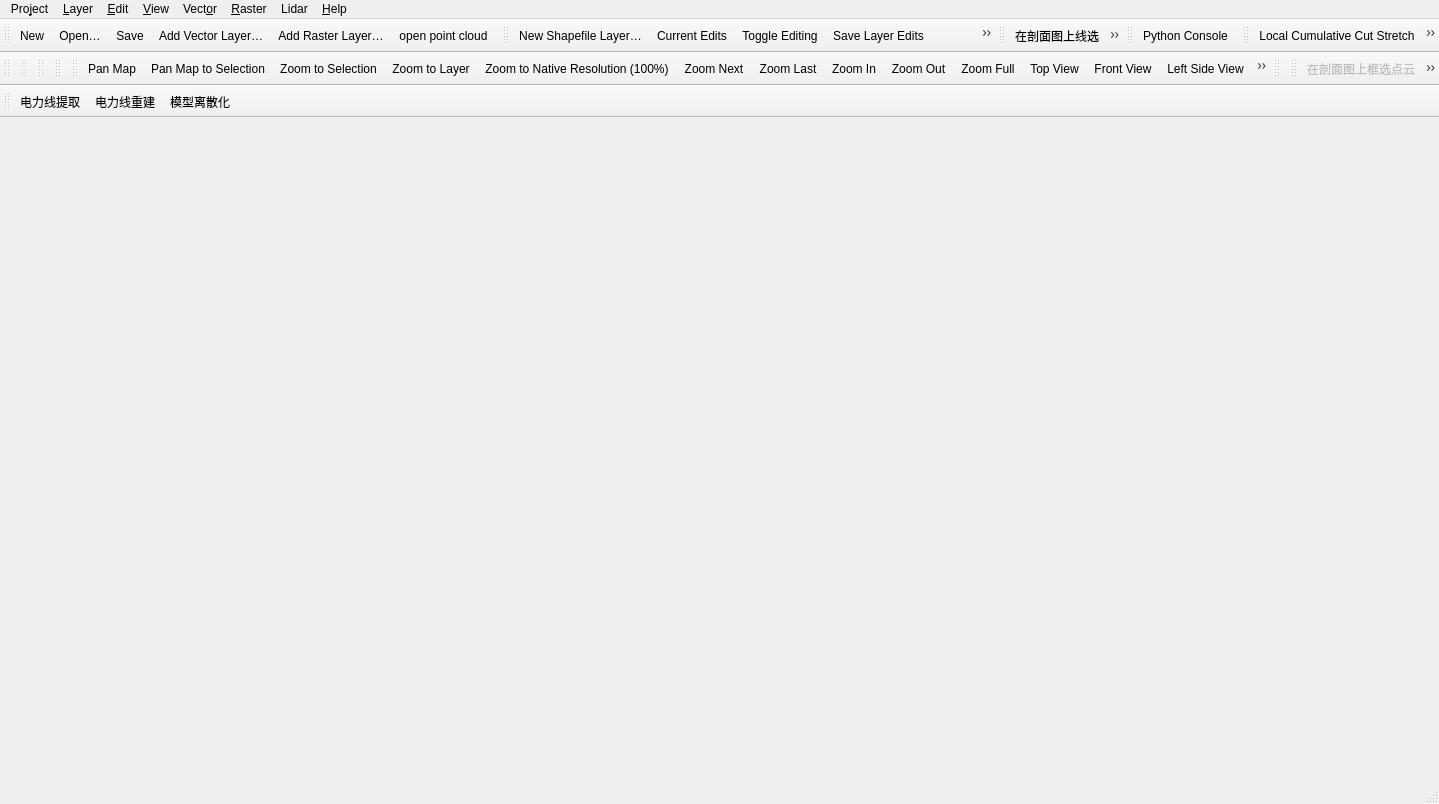
First picture: the form in src/ui/qgisapp.ui, repository qgis/QGIS, before the edit.
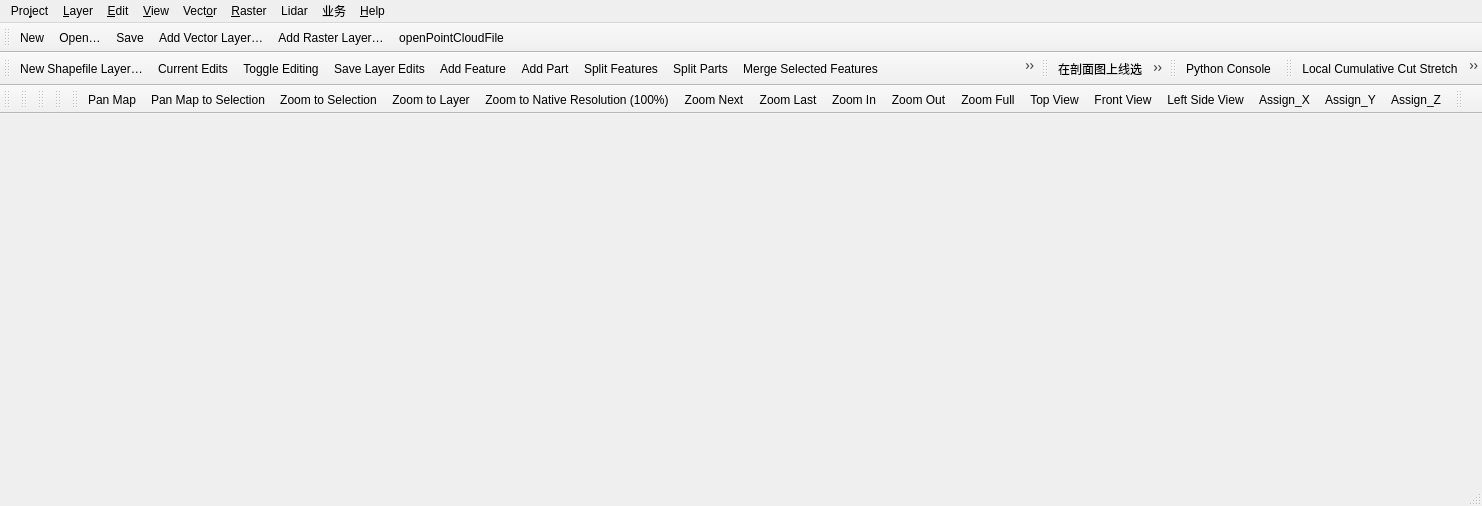
Second picture: the form after the edit. Icons and pictures are not drawn.

The edit to the form file:
```diff
--- a/src/ui/qgisapp.ui
+++ b/src/ui/qgisapp.ui
@@ -6,8 +6,8 @@
    <rect>
     <x>0</x>
     <y>0</y>
-    <width>1439</width>
-    <height>804</height>
+    <width>1482</width>
+    <height>506</height>
    </rect>
   </property>
   <widget class="QWidget" name="centralwidget"/>
@@ -16,8 +16,8 @@
     <rect>
      <x>0</x>
      <y>0</y>
-     <width>1439</width>
-     <height>23</height>
+     <width>1482</width>
+     <height>21</height>
     </rect>
    </property>
    <property name="toolTip">
@@ -219,6 +219,15 @@
     <addaction name="actionForest"/>
     <addaction name="menu_EditingTools"/>
    </widget>
+   <widget class="QMenu" name="menu">
+    <property name="title">
+     <string>业务</string>
+    </property>
+    <addaction name="action_Forest"/>
+    <addaction name="actionLand_Cover"/>
+    <addaction name="actionCIM"/>
+    <addaction name="actionCAD"/>
+   </widget>
    <addaction name="mProjectMenu"/>
    <addaction name="mLayerMenu"/>
    <addaction name="mEditMenu"/>
@@ -226,6 +235,7 @@
    <addaction name="mVectorMenu"/>
    <addaction name="mRasterMenu"/>
    <addaction name="menuLidar"/>
+   <addaction name="menu"/>
    <addaction name="mHelpMenu"/>
   </widget>
   <widget class="QStatusBar" name="statusbar">
@@ -264,7 +274,7 @@
     <enum>TopToolBarArea</enum>
    </attribute>
    <attribute name="toolBarBreak">
-    <bool>false</bool>
+    <bool>true</bool>
    </attribute>
    <addaction name="mActionNewVectorLayer"/>
    <addaction name="mActionAllEdits"/>
@@ -284,6 +294,9 @@
    <addaction name="mActionPasteFeatures"/>
    <addaction name="mActionUndo"/>
    <addaction name="mActionRedo"/>
+   <addaction name="mActionSelectFeatures"/>
+   <addaction name="mActionSelectFreehand"/>
+   <addaction name="mActionInvertSelection"/>
   </widget>
   <widget class="QToolBar" name="mMapNavToolBar">
    <property name="windowTitle">
@@ -299,8 +312,6 @@
     <bool>false</bool>
    </attribute>
    <addaction name="m_viewinprofile"/>
-   <addaction name="separator"/>
-   <addaction name="m_actionStartDianliXian"/>
    <addaction name="m_actionclassification"/>
    <addaction name="actionactionProfile"/>
    <addaction name="mActionDrawRect"/>
@@ -308,12 +319,12 @@
    <addaction name="mActionDrawAnyrect2D"/>
    <addaction name="separator"/>
    <addaction name="mActionMeasureDistance"/>
-   <addaction name="mActionMeasureAngle"/>
    <addaction name="mActionMeasureAreaReal"/>
+   <addaction name="mActionMeasureAngle"/>
+   <addaction name="m_selectiononprofile"/>
    <addaction name="separator"/>
    <addaction name="mActionDraw"/>
    <addaction name="mActionIdentify"/>
-   <addaction name="separator"/>
   </widget>
   <widget class="QToolBar" name="mPluginToolBar">
    <property name="windowTitle">
@@ -449,41 +460,6 @@
     <bool>false</bool>
    </attribute>
   </widget>
-  <widget class="QToolBar" name="mPcdEditToolBar">
-   <property name="windowTitle">
-    <string>toolBar</string>
-   </property>
-   <attribute name="toolBarArea">
-    <enum>TopToolBarArea</enum>
-   </attribute>
-   <attribute name="toolBarBreak">
-    <bool>false</bool>
-   </attribute>
-   <addaction name="m_selectiononprofile"/>
-   <addaction name="mActionClassifyByRect"/>
-   <addaction name="mActionClassifyByPologon"/>
-   <addaction name="mActionInvertSelection"/>
-   <addaction name="mActionPickPoints"/>
-   <addaction name="mActionBrush"/>
-   <addaction name="mActionSinglePointPen"/>
-   <addaction name="settargetclass"/>
-   <addaction name="setbeforclass"/>
-   <addaction name="showshaderparameter"/>
-  </widget>
-  <widget class="QToolBar" name="m_DianLIToolBar">
-   <property name="windowTitle">
-    <string>dianliToolBar</string>
-   </property>
-   <attribute name="toolBarArea">
-    <enum>TopToolBarArea</enum>
-   </attribute>
-   <attribute name="toolBarBreak">
-    <bool>true</bool>
-   </attribute>
-   <addaction name="action_tiqudianlixian"/>
-   <addaction name="action_chongjiandianlixian"/>
-   <addaction name="action_xiubudianlixian"/>
-  </widget>
   <action name="mActionNewProject">
    <property name="icon">
     <iconset resource="../../images/images.qrc">
@@ -2910,7 +2886,7 @@
      <normaloff>:/images/svg/displaz.svg</normaloff>:/images/svg/displaz.svg</iconset>
    </property>
    <property name="text">
-    <string>open point cloud</string>
+    <string>openPointCloudFile </string>
    </property>
    <property name="toolTip">
     <string>open point cloud</string>
@@ -3276,9 +3252,6 @@
    </property>
   </action>
   <action name="m_selectiononprofile">
-   <property name="enabled">
-    <bool>false</bool>
-   </property>
    <property name="icon">
     <iconset resource="../../images/images.qrc">
      <normaloff>:/images/cc/square.png</normaloff>:/images/cc/square.png</iconset>
@@ -3568,138 +3541,6 @@
     <string>Add Point Cloud Layer...</string>
    </property>
   </action>
-  <action name="settargetclass">
-   <property name="icon">
-    <iconset resource="../../images/images.qrc">
-     <normaloff>:/images/themes/default/classification_methods/mClassificationStandardDeviation.svg</normaloff>:/images/themes/default/classification_methods/mClassificationStandardDeviation.svg</iconset>
-   </property>
-   <property name="text">
-    <string>打开类型选择</string>
-   </property>
-   <property name="toolTip">
-    <string>打开类型选择</string>
-   </property>
-  </action>
-  <action name="setbeforclass">
-   <property name="icon">
-    <iconset resource="../../images/images.qrc">
-     <normaloff>:/images/themes/default/classification_methods/mClassificationEqualCount.svg</normaloff>:/images/themes/default/classification_methods/mClassificationEqualCount.svg</iconset>
-   </property>
-   <property name="text">
-    <string>关闭类型选择</string>
-   </property>
-   <property name="toolTip">
-    <string>关闭类型选择</string>
-   </property>
-  </action>
-  <action name="showshaderparameter">
-   <property name="icon">
-    <iconset resource="../../images/images.qrc">
-     <normaloff>:/images/cc/ccGear.png</normaloff>:/images/cc/ccGear.png</iconset>
-   </property>
-   <property name="text">
-    <string>shaderparameter</string>
-   </property>
-  </action>
-  <action name="mActionPickPoints">
-   <property name="icon">
-    <iconset resource="../../images/images.qrc">
-     <normaloff>:/images/themes/default/propertyicons/render.svg</normaloff>:/images/themes/default/propertyicons/render.svg</iconset>
-   </property>
-   <property name="text">
-    <string>拾取点，并显示在表格中</string>
-   </property>
-   <property name="toolTip">
-    <string>拾取点，并显示在表格中</string>
-   </property>
-  </action>
-  <action name="mActionBrush">
-   <property name="icon">
-    <iconset resource="../../images/images.qrc">
-     <normaloff>:/images/themes/default/propertyicons/rendering.svg</normaloff>:/images/themes/default/propertyicons/rendering.svg</iconset>
-   </property>
-   <property name="text">
-    <string>刷子工具</string>
-   </property>
-   <property name="toolTip">
-    <string>刷子</string>
-   </property>
-   <property name="shortcut">
-    <string>Del</string>
-   </property>
-  </action>
-  <action name="mActionSinglePointPen">
-   <property name="icon">
-    <iconset resource="../../images/images.qrc">
-     <normaloff>:/images/themes/default/cursors/mSampler.svg</normaloff>:/images/themes/default/cursors/mSampler.svg</iconset>
-   </property>
-   <property name="text">
-    <string>刻刀工具</string>
-   </property>
-   <property name="toolTip">
-    <string>刻刀工具</string>
-   </property>
-  </action>
-  <action name="mActionClassifyByRect">
-   <property name="icon">
-    <iconset resource="../../images/images.qrc">
-     <normaloff>:/images/themes/default/mActionSelectRectangle.svg</normaloff>:/images/themes/default/mActionSelectRectangle.svg</iconset>
-   </property>
-   <property name="text">
-    <string>mActionClassifyByRect</string>
-   </property>
-   <property name="toolTip">
-    <string>Classify By Rect</string>
-   </property>
-  </action>
-  <action name="mActionClassifyByPologon">
-   <property name="icon">
-    <iconset resource="../../images/images.qrc">
-     <normaloff>:/images/themes/default/mActionSelectPolygon.svg</normaloff>:/images/themes/default/mActionSelectPolygon.svg</iconset>
-   </property>
-   <property name="text">
-    <string>mActionClassifyByPologon</string>
-   </property>
-   <property name="toolTip">
-    <string>Classify By Pologon</string>
-   </property>
-  </action>
-  <action name="action_tiqudianlixian">
-   <property name="icon">
-    <iconset resource="../../images/images.qrc">
-     <normaloff>:/images/cc/mapIcon.png</normaloff>:/images/cc/mapIcon.png</iconset>
-   </property>
-   <property name="text">
-    <string>电力线提取</string>
-   </property>
-  </action>
-  <action name="action_chongjiandianlixian">
-   <property name="icon">
-    <iconset resource="../../images/images.qrc">
-     <normaloff>:/images/themes/default/algorithms/mAlgorithmFuzzifyGaussian.svg</normaloff>:/images/themes/default/algorithms/mAlgorithmFuzzifyGaussian.svg</iconset>
-   </property>
-   <property name="text">
-    <string>电力线重建</string>
-   </property>
-  </action>
-  <action name="action_xiubudianlixian">
-   <property name="icon">
-    <iconset resource="../../images/images.qrc">
-     <normaloff>:/images/north_arrows/gpsarrow2.svg</normaloff>:/images/north_arrows/gpsarrow2.svg</iconset>
-   </property>
-   <property name="text">
-    <string>模型离散化</string>
-   </property>
-  </action>
-  <action name="m_actionStartDianliXian">
-   <property name="icon">
-    <iconset resource="../../images/images.qrc">
-     <normaloff>:/images/themes/default/algorithms/mAlgorithmLineDensity.svg</normaloff>:/images/themes/default/algorithms/mAlgorithmLineDensity.svg</iconset>
-   </property>
-   <property name="text">
-    <string>m_actionStartDianliXian</string>
-   </property>
-  </action>
  </widget>
  <resources>
   <include location="../../images/images.qrc"/>
```
